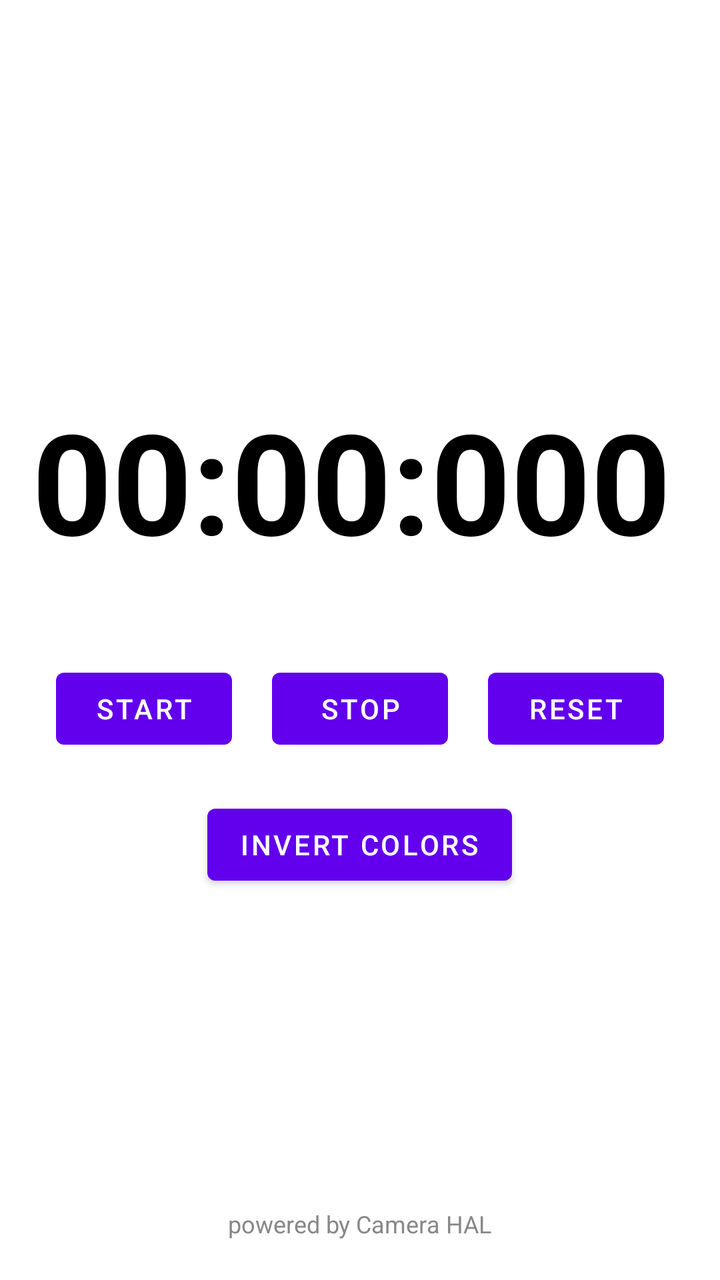
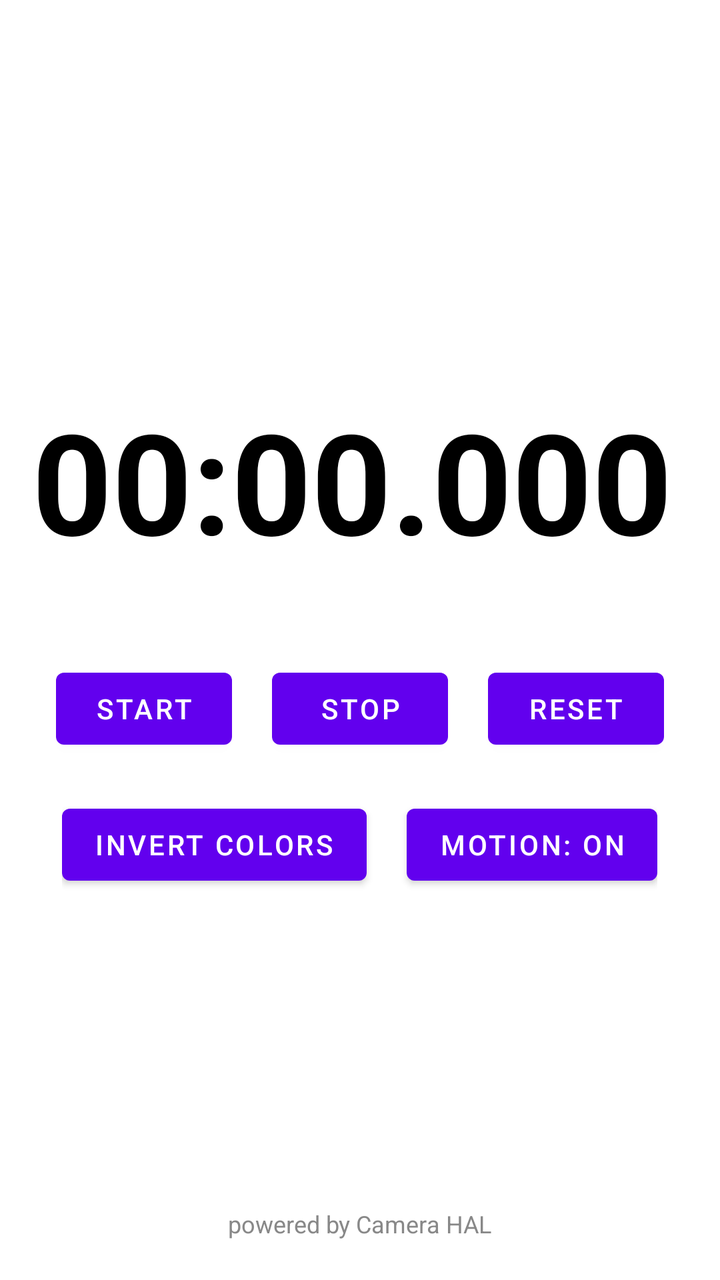

Compare the two renders of this Android layout. The source of the first and the diff that turns it into the second are given below.
<!-- AndroidManifest.xml: fallback theme Theme.MaterialComponents.DayNight.NoActionBar -->
<!-- res/layout/activity_stop_watch.xml -->
<?xml version="1.0" encoding="utf-8"?>
<RelativeLayout xmlns:android="http://schemas.android.com/apk/res/android"
    xmlns:app="http://schemas.android.com/apk/res-auto"
    xmlns:tools="http://schemas.android.com/tools"
    android:layout_width="match_parent"
    android:layout_height="match_parent"
    tools:context=".StopWatchActivity">

    
    <LinearLayout
        android:layout_width="match_parent"
        android:layout_height="wrap_content"
        android:orientation="vertical"
        android:gravity="center_horizontal"
        android:layout_centerInParent="true"
        android:padding="16dp">

        
        <TextView
            android:id="@+id/text_view_stopwatch"
            android:layout_width="wrap_content"
            android:layout_height="wrap_content"
            android:textSize="80sp"
            android:textColor="#000000"
            android:textStyle="bold"
            android:text="00:00:000"
            android:layout_marginBottom="30dp"
            android:maxLines="1"
            android:ellipsize="none"
            android:autoSizeTextType="uniform"
            android:autoSizeMinTextSize="12sp"
            android:autoSizeMaxTextSize="80sp"
            android:autoSizeStepGranularity="2sp"/>

        
        <LinearLayout
            android:layout_width="wrap_content"
            android:layout_height="wrap_content"
            android:orientation="horizontal"
            android:layout_marginBottom="20dp">

            <Button
                android:id="@+id/button_start"
                android:layout_width="wrap_content"
                android:layout_height="wrap_content"
                android:text="Start"
                android:layout_marginEnd="20dp"/>

            <Button
                android:id="@+id/button_stop"
                android:layout_width="wrap_content"
                android:layout_height="wrap_content"
                android:text="Stop"
                android:layout_marginEnd="20dp"/>

            <Button
                android:id="@+id/button_reset"
                android:layout_width="wrap_content"
                android:layout_height="wrap_content"
                android:text="Reset"/>
        </LinearLayout>

        
        <Button
            android:id="@+id/button_invert"
            android:layout_width="wrap_content"
            android:layout_height="wrap_content"
            android:text="Invert Colors"/>

        
    </LinearLayout>

    
    <TextView
        android:layout_width="wrap_content"
        android:layout_height="wrap_content"
        android:text="powered by Camera HAL"
        android:textSize="12sp"
        android:textColor="#888888"
        android:layout_marginBottom="20dp"
        android:layout_centerHorizontal="true"
        android:layout_alignParentBottom="true"/>

</RelativeLayout>
<!-- resources referenced by this layout -->
<resources>

</resources>

<!-- the commit's change to res/layout/activity_stop_watch.xml (unified diff, before → after) -->
@@ -23,7 +23,7 @@
             android:textSize="80sp"
             android:textColor="#000000"
             android:textStyle="bold"
-            android:text="00:00:000"
+            android:text="00:00.000"
             android:layout_marginBottom="30dp"
             android:maxLines="1"
             android:ellipsize="none"
@@ -61,13 +61,26 @@
         </LinearLayout>
 
         
-        <Button
-            android:id="@+id/button_invert"
+        <LinearLayout
             android:layout_width="wrap_content"
             android:layout_height="wrap_content"
-            android:text="Invert Colors"/>
+            android:orientation="horizontal">
 
-        
+            <Button
+                android:id="@+id/button_invert"
+                android:layout_width="wrap_content"
+                android:layout_height="wrap_content"
+                android:text="Invert Colors"
+                android:layout_marginEnd="20dp"/>
+
+            <Button
+                android:id="@+id/button_background"
+                android:layout_width="wrap_content"
+                android:layout_height="wrap_content"
+                android:text="Motion: On"/>
+        </LinearLayout>
+
+
     </LinearLayout>
 
     
